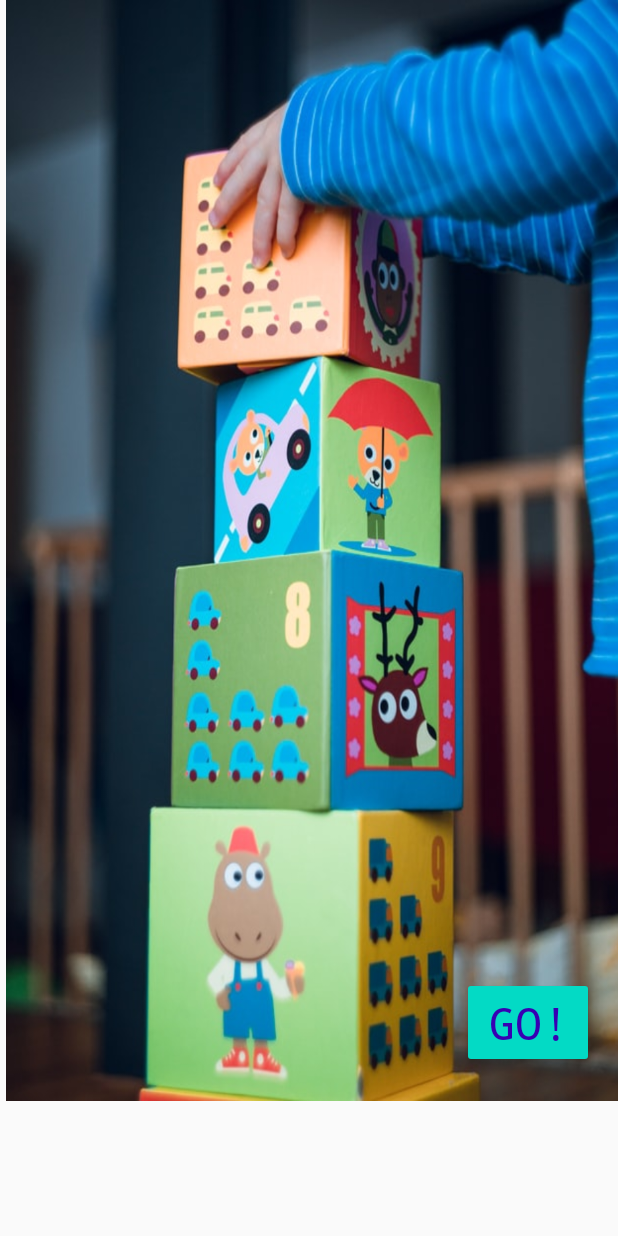
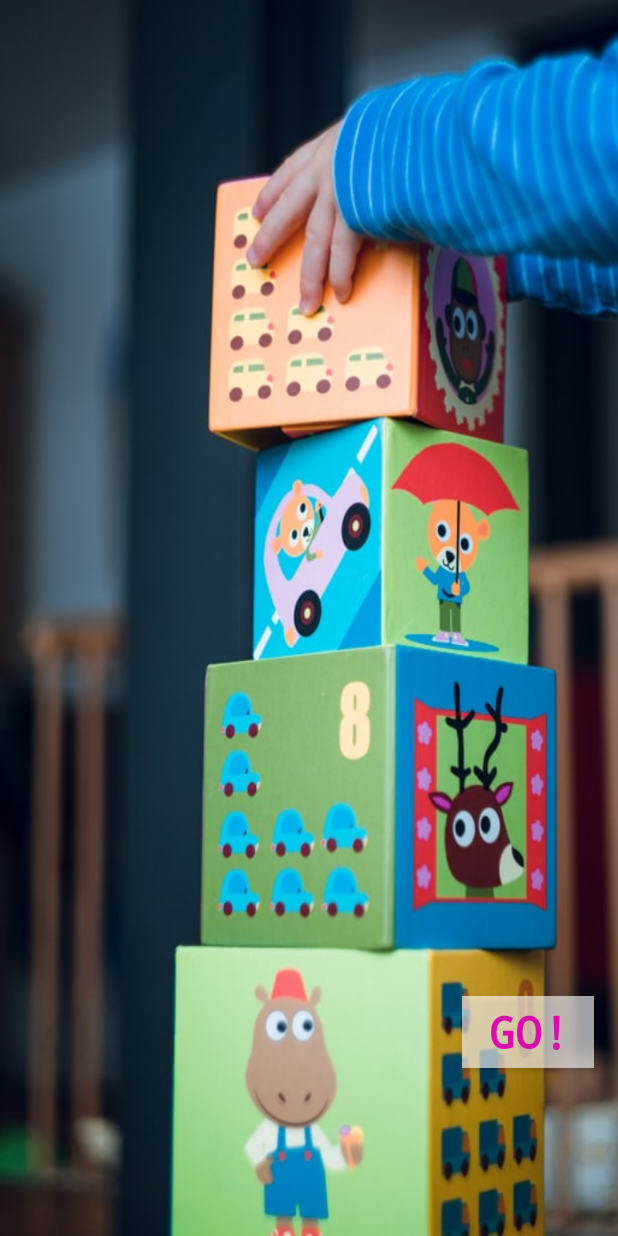
Before and after one commit to gloriamutie/ColorApp, an Android app: the screen it shows after launch (MainActivity), on a phone screen of 412 x 824 dp. Run offline under Robolectric (Android 15) with nearby library versions, the phone set to English and light mode, and no system bars; our stand-ins replace ButterKnife.

Commit message:
new commit

```diff
--- a/app/src/main/res/layout/activity_game_list.xml
+++ b/app/src/main/res/layout/activity_game_list.xml
@@ -4,7 +4,11 @@
     xmlns:tools="http://schemas.android.com/tools"
     android:layout_width="match_parent"
     android:layout_height="match_parent"
-    tools:context=".game_list">
+    tools:context=".game_list"
+    android:alpha="0.87"
+    android:color="?attr/colorOnSurface">
+
+
 
     <ImageView
         android:id="@+id/imageView5"
@@ -45,6 +49,8 @@
         android:id="@+id/listView"
         android:layout_width="302dp"
         android:layout_height="wrap_content"
+        android:isScrollContainer="true"
+        android:keepScreenOn="true"
         app:layout_constraintBottom_toBottomOf="parent"
         app:layout_constraintEnd_toEndOf="parent"
         app:layout_constraintHorizontal_bias="0.366"
--- a/app/src/main/res/layout/activity_main.xml
+++ b/app/src/main/res/layout/activity_main.xml
@@ -10,16 +10,18 @@
 
     <Button
         android:id="@+id/Go"
-        style="@style/Widget.AppCompat.Button.Colored"
         android:layout_width="wrap_content"
         android:layout_height="wrap_content"
         android:layout_marginBottom="112dp"
+        android:background="#9EFFFFFF"
         android:fontFamily="monospace"
         android:text="GO!"
-        android:textAllCaps="false"
+        android:textAllCaps="true"
         android:textAppearance="@style/TextAppearance.AppCompat.Large"
-        android:textColor="@color/colorPrimaryDark"
+        android:textColor="#DA0CAD"
         android:textSize="30sp"
+        android:textStyle="bold"
+        android:typeface="monospace"
         app:layout_constraintBottom_toBottomOf="parent"
         app:layout_constraintEnd_toEndOf="parent"
         app:layout_constraintHorizontal_bias="0.95"
@@ -29,11 +31,11 @@
 
     <ImageView
         android:id="@+id/imageView6"
-        android:layout_width="422dp"
-        android:layout_height="734dp"
-        android:layout_marginStart="4dp"
+        android:layout_width="513dp"
+        android:layout_height="860dp"
         android:scaleType="fitXY"
         app:layout_constraintBaseline_toBaselineOf="parent"
+        app:layout_constraintDimensionRatio="1:1"
         app:layout_constraintStart_toStartOf="parent"
         app:srcCompat="@drawable/boxes" />
 
```
